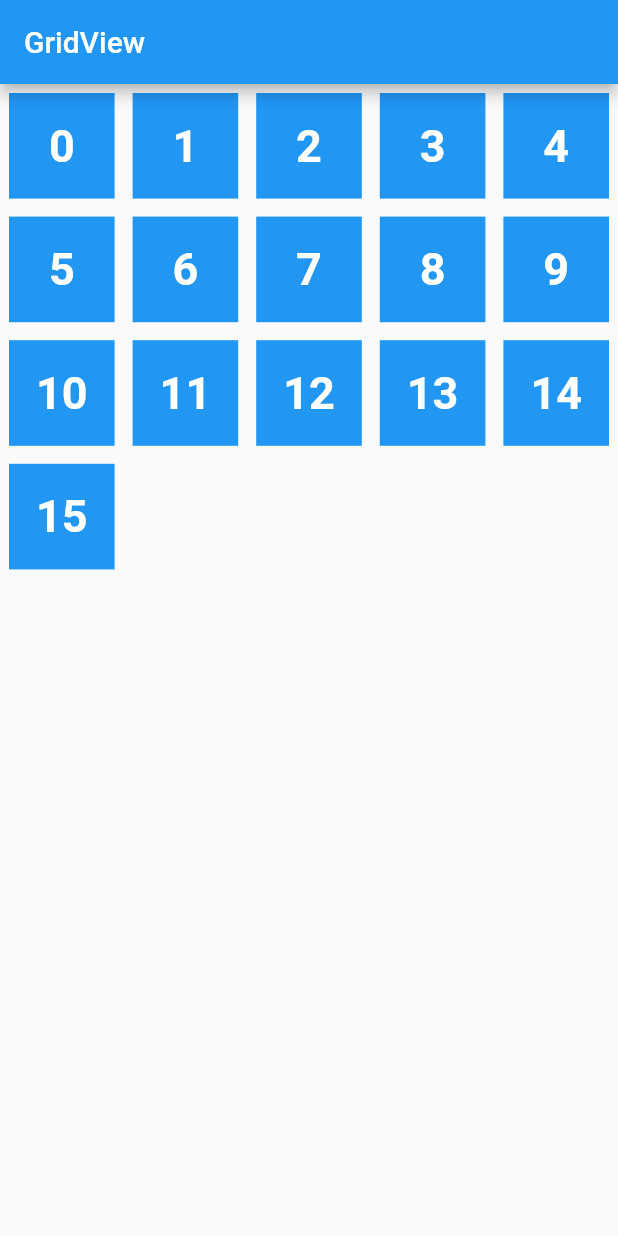
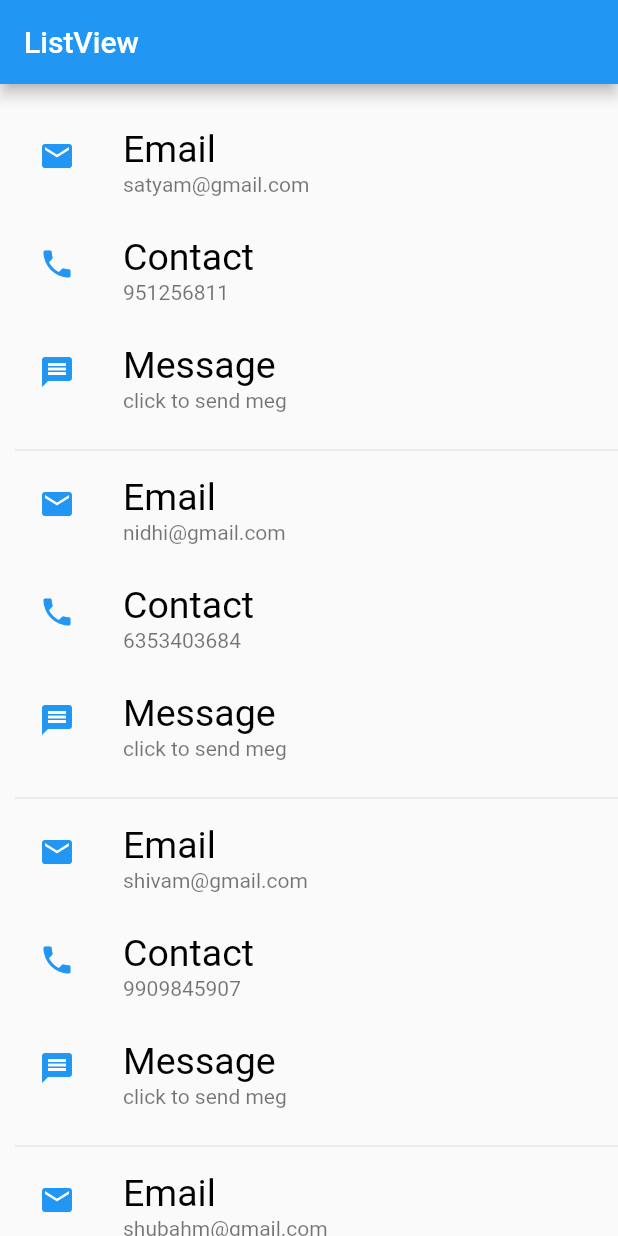
Before and after one commit to i-am-guruji/flutter-Practice, a Flutter app: the screen it shows after launch, on a phone screen of 412 x 824 dp. Run offline on Flutter 3.47's test engine with Material 2 defaults, Android fonts, the phone set to English and light mode, and no system bars.

Commit message:
ListView Implement

```diff
--- a/lib/main.dart
+++ b/lib/main.dart
@@ -1,6 +1,7 @@
 import 'package:flutter/material.dart';
 import 'package:flutter_basic/pages/aligning.dart';
 import 'package:flutter_basic/pages/gridview.dart';
+import 'package:flutter_basic/pages/listview.dart';
 
 void main(){
   runApp(MyApp());
@@ -17,10 +18,11 @@ class MyApp extends StatelessWidget {
           title: Text('Master'),
         ),
         ),
-        initialRoute: '/grid',
+        initialRoute: '/listview',
         routes: {
           '/this': (context) => AligningWidget(),
           '/grid' : (context) => GridViewsWidget(),
+          '/listview' : (context) => ListViewWidget(),
         },
 
     );
--- /dev/null
+++ b/lib/pages/listview.dart
@@ -0,0 +1,49 @@
+import 'package:flutter/material.dart';
+import 'package:flutter_basic/main.dart';
+
+
+class ListViewWidget extends StatelessWidget {
+  const ListViewWidget({ Key? key }) : super(key: key);
+
+  @override
+  Widget build(BuildContext context) {
+    return MaterialApp(
+      home: Scaffold(
+        appBar: AppBar(
+          title: Text("ListView"),
+        ),
+        body: ListView(
+          padding: EdgeInsets.only(top: 20,left: 10),
+          children: [
+            _tile('Email', 'satyam@gmail.com', Icons.email),
+            _tile('Contact', '951256811', Icons.phone),
+            _tile('Message', 'click to send meg', Icons.message),
+            Divider(),
+             _tile('Email', 'nidhi@gmail.com', Icons.email),
+            _tile('Contact', '6353403684', Icons.phone),
+            _tile('Message', 'click to send meg', Icons.message),
+            Divider(),
+             _tile('Email', 'shivam@gmail.com', Icons.email),
+            _tile('Contact', '9909845907', Icons.phone),
+            _tile('Message', 'click to send meg', Icons.message),
+            Divider(),
+             _tile('Email', 'shubahm@gmail.com', Icons.email),
+            _tile('Contact', '7435864300', Icons.phone),
+            _tile('Message', 'click to send meg', Icons.message),
+
+
+
+          ],),
+        ),
+      );
+  }
+}
+
+ListTile _tile(String title,String subtitle,IconData icon){
+  return ListTile(
+    title: Text(title,style: TextStyle(fontSize: 25,color: Colors.black),),
+    subtitle: Text(subtitle),
+    leading: Icon(icon,color: Colors.blue,),
+    onTap: (){},
+  );
+}
```
